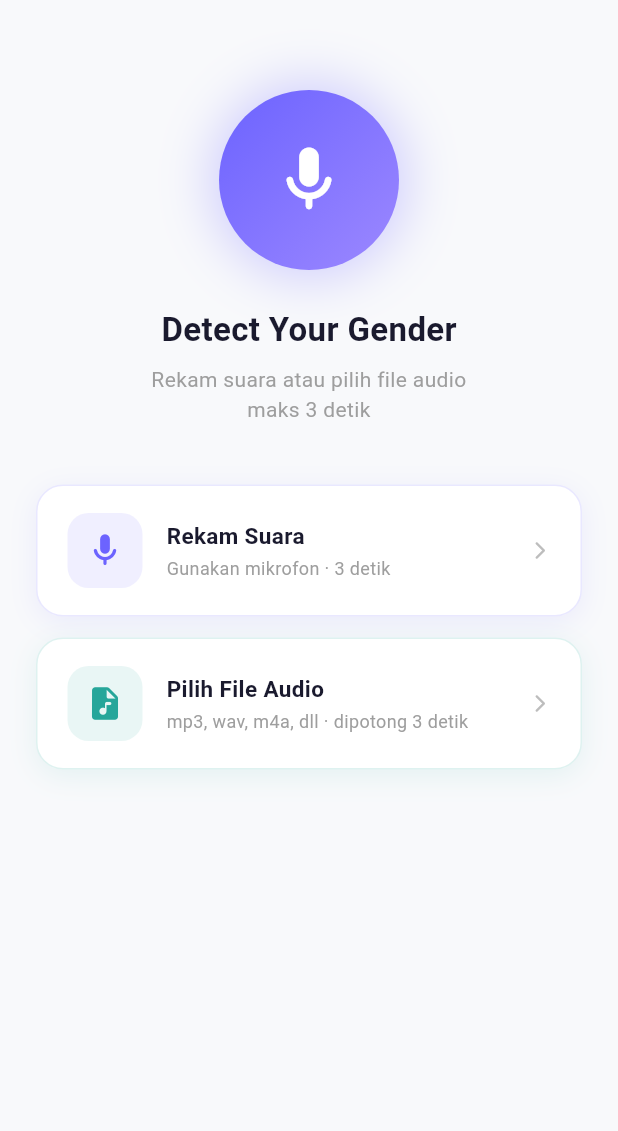
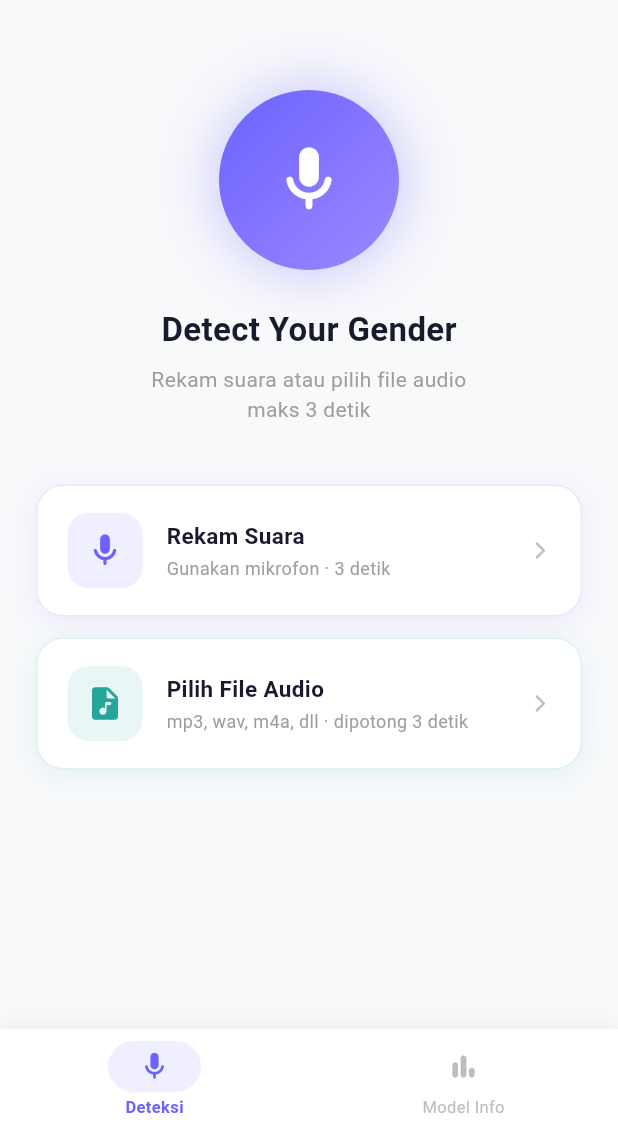
Before and after one commit to KetutKusuma/tugas_ml_app_recognize_gender, a Flutter app: the screen it shows after launch, on a phone screen of 412 x 824 dp, the part 105-1236 px from its top. Run offline on Flutter 3.47's test engine with Material 3 defaults, Android fonts, the phone set to English and light mode, and no system bars; our stand-ins replace audioplayers, device_info_plus, dio, file_picker, permission_handler; missing offline and left inert: ffmpeg_kit_flutter_new, record; network calls fail; Roboto replaces fonts that are missing (SF Pro Display).

Commit message:
menambah model info untuk data yang digunakan dan juga hasil training dan validation

```diff
--- a/lib/main.dart
+++ b/lib/main.dart
@@ -1,8 +1,8 @@
+import 'package:audio_gender_recognition/screens/main_screen.dart';
 import 'package:flutter/material.dart';
 import 'package:flutter/services.dart';
-import 'screens/home_screen.dart';
 
-/// build : build/app/outputs/flutter-apk/app-arm64-v8a-release.apk
+/// command build : flutter build apk --split-per-abi --release --target-platform android-arm64
 
 void main() {
   WidgetsFlutterBinding.ensureInitialized();
@@ -37,7 +37,7 @@ class MyApp extends StatelessWidget {
           elevation: 0,
         ),
       ),
-      home: const HomeScreen(),
+      home: const MainScreen(),
     );
   }
 }
--- /dev/null
+++ b/lib/screens/main_screen.dart
@@ -0,0 +1,117 @@
+// lib/screens/main_page.dart
+
+import 'package:flutter/material.dart';
+import 'home_screen.dart';
+import 'training_result_screen.dart';
+
+class MainScreen extends StatefulWidget {
+  const MainScreen({super.key});
+
+  @override
+  State<MainScreen> createState() => _MainScreenState();
+}
+
+class _MainScreenState extends State<MainScreen> {
+  int _currentIndex = 0;
+
+  final List<Widget> _pages = const [
+    HomeScreen(),
+    TrainingResultScreen(),
+  ];
+
+  @override
+  Widget build(BuildContext context) {
+    return Scaffold(
+      backgroundColor: const Color(0xFFF8F9FB),
+      body: IndexedStack(
+        index: _currentIndex,
+        children: _pages,
+      ),
+      bottomNavigationBar: Container(
+        decoration: BoxDecoration(
+          color: Colors.white,
+          border: Border(top: BorderSide(color: Colors.grey.shade100, width: 1)),
+          boxShadow: [
+            BoxShadow(
+              color: Colors.black.withValues(alpha: 0.05),
+              blurRadius: 10,
+              offset: const Offset(0, -2),
+            ),
+          ],
+        ),
+        child: SafeArea(
+          child: Padding(
+            padding: const EdgeInsets.symmetric(vertical: 8),
+            child: Row(
+              children: [
+                _NavItem(
+                  icon: Icons.mic_rounded,
+                  label: 'Deteksi',
+                  selected: _currentIndex == 0,
+                  onTap: () => setState(() => _currentIndex = 0),
+                ),
+                _NavItem(
+                  icon: Icons.bar_chart_rounded,
+                  label: 'Model Info',
+                  selected: _currentIndex == 1,
+                  onTap: () => setState(() => _currentIndex = 1),
+                ),
+              ],
+            ),
+          ),
+        ),
+      ),
+    );
+  }
+}
+
+class _NavItem extends StatelessWidget {
+  final IconData icon;
+  final String label;
+  final bool selected;
+  final VoidCallback onTap;
+
+  const _NavItem({
+    required this.icon,
+    required this.label,
+    required this.selected,
+    required this.onTap,
+  });
+
+  @override
+  Widget build(BuildContext context) {
+    final color = selected ? const Color(0xFF6C63FF) : Colors.grey[400]!;
+
+    return Expanded(
+      child: GestureDetector(
+        onTap: onTap,
+        behavior: HitTestBehavior.opaque,
+        child: Column(
+          mainAxisSize: MainAxisSize.min,
+          children: [
+            AnimatedContainer(
+              duration: const Duration(milliseconds: 200),
+              padding: const EdgeInsets.symmetric(horizontal: 20, vertical: 6),
+              decoration: BoxDecoration(
+                color: selected
+                    ? const Color(0xFF6C63FF).withValues(alpha: 0.1)
+                    : Colors.transparent,
+                borderRadius: BorderRadius.circular(20),
+              ),
+              child: Icon(icon, color: color, size: 22),
+            ),
+            const SizedBox(height: 2),
+            Text(
+              label,
+              style: TextStyle(
+                fontSize: 11,
+                fontWeight: selected ? FontWeight.w600 : FontWeight.w400,
+                color: color,
+              ),
+            ),
+          ],
+        ),
+      ),
+    );
+  }
+}
```
Also changed, not shown: lib/screens/training_result_screen.dart (added, +433 -0 lines), assets/result/cm_svm.png (added), assets/result/cm_xgboost.png (added), assets/result/pitch_distribution.png (added).
